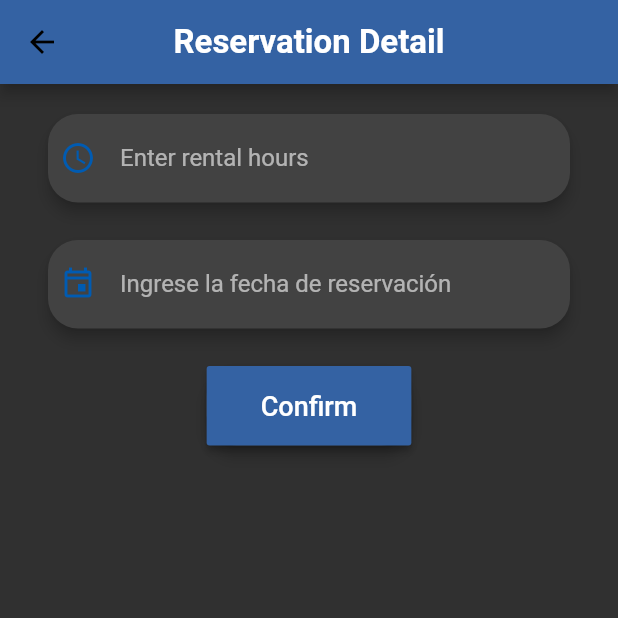
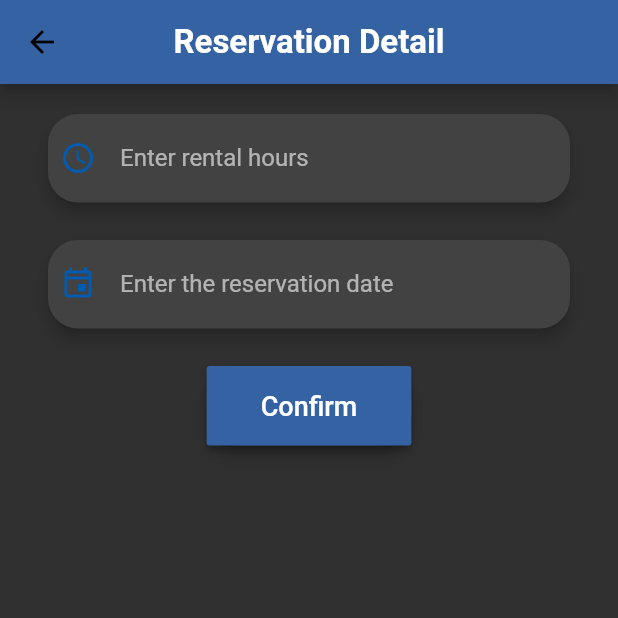
Before and after one commit to rvpichucho/ECUAVENTURE, a Flutter app: the DetailsReservationPage screen opened directly, on a phone screen of 412 x 824 dp, the top half of it. Run offline on Flutter 3.47's test engine with Material 2 defaults, Android fonts, the phone set to English and light mode, and no system bars; our stand-ins replace cloud_firestore, firebase_core, flutter_screenutil, image_picker, shared_preferences; missing offline and left inert: cloudinary_public; accounts and stored records are empty; generated files the repository leaves out were written again.

Commit message:
reservacion fecha x2

```diff
--- a/lib/l10n/app_en.arb
+++ b/lib/l10n/app_en.arb
@@ -10,6 +10,7 @@
     "reservationD":"Reservation Detail",
     "rentalHours":"Enter rental hours",
     "confirm":"Confirm",
+    "datereserv":"Enter the reservation date",
     "@language":{
       "description": "The current Language"
     },
--- a/lib/l10n/app_es.arb
+++ b/lib/l10n/app_es.arb
@@ -9,6 +9,7 @@
     "reservationD":"Detalle de Reservación",
     "rentalHours":"Ingresar horas de alquiler",
     "confirm":"Confirmar",
+    "datereserv":"Ingrese la fecha de reservación",
     "quad":"Cuadrones",
     "helloWorld": "Hola Mundo!",
     "hello": "Hola {username}"
--- a/lib/src/widgets/reservacion_widget.dart
+++ b/lib/src/widgets/reservacion_widget.dart
@@ -1,5 +1,4 @@
 import 'package:cloud_firestore/cloud_firestore.dart';
-import 'package:ecuaventure/src/models/reservation_model.dart';
 import 'package:ecuaventure/src/pages/reservation_page.dart';
 import 'package:flutter/material.dart';
 import 'package:ecuaventure/src/utils/colors_constants.dart' as color_const;
@@ -71,7 +70,7 @@ class _ReservacionWidgetState extends State<ReservacionWidget> {
                         border: InputBorder.none,
                         icon: Icon(Icons.insert_invitation_outlined,
                             color: Theme.of(context).primaryColorDark),
-                        labelText: 'Ingrese la fecha de reservación',
+                        labelText: AppLocalizations.of(context)!.datereserv,
                       ),
                       controller: date,
                     ),
```
